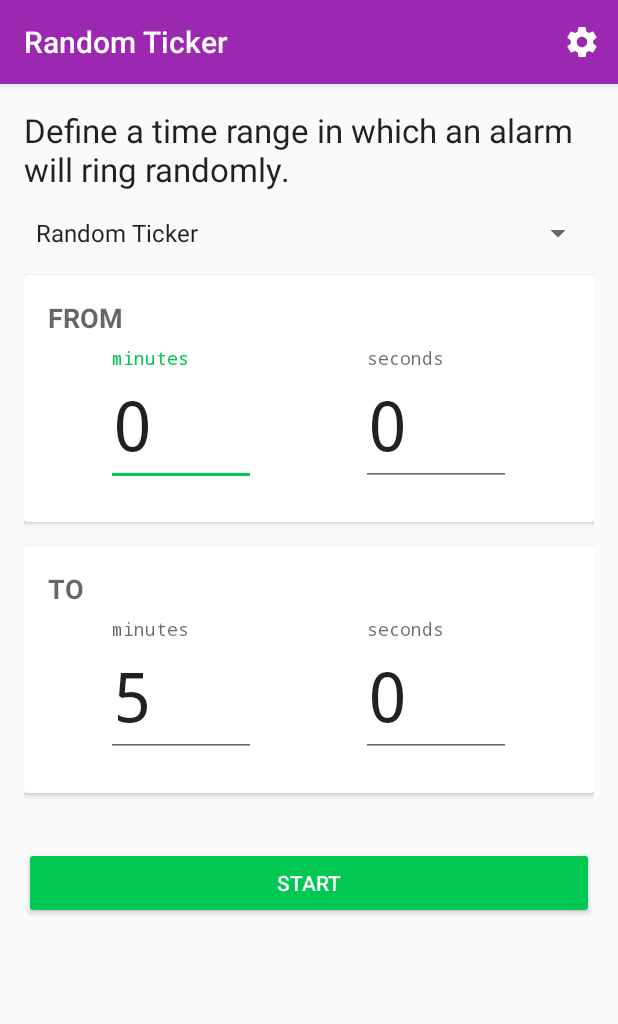
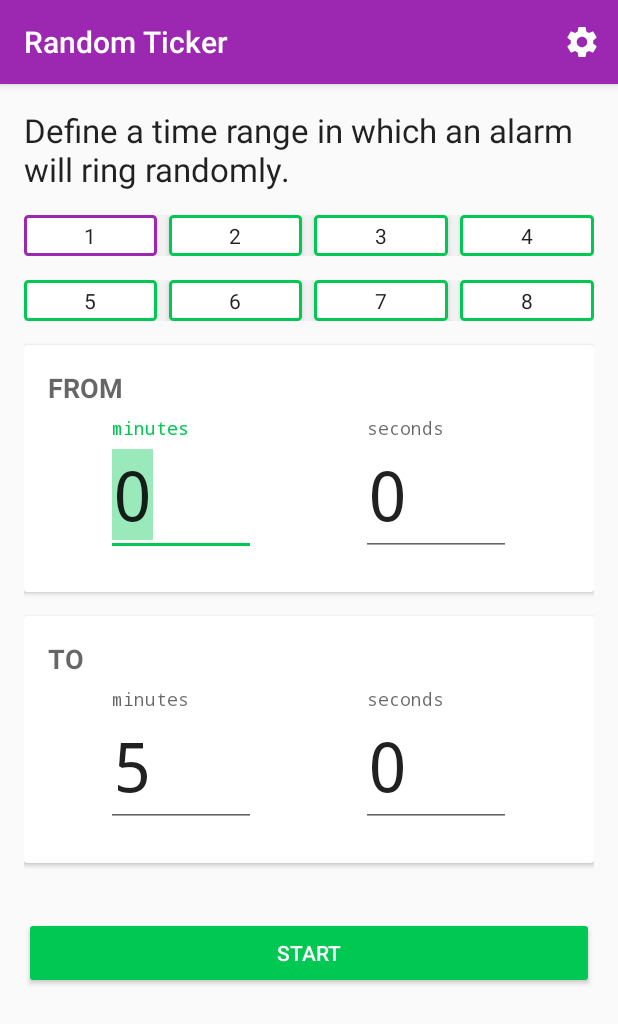
Before and after one commit to carvaq/random-ticker, an Android app: the screen it shows after launch (MainActivity), on a phone screen of 412 x 824 dp. Shown: the top 1024 px of the screen. Run offline under Robolectric (Android 15) with nearby library versions, the phone set to English and light mode, and no system bars; our stand-ins replace Dagger/Hilt's generated code, Room's generated code, RxJava.

Commit message:
Reverted to master. The best of MVP and the current state

```diff
--- a/app/src/main/java/com/cvv/fanstaticapps/randomticker/TickerApplication.kt
+++ b/app/src/main/java/com/cvv/fanstaticapps/randomticker/TickerApplication.kt
@@ -16,6 +16,7 @@
 }
 
 class TickerApplication : DaggerApplication() {
+
     override fun applicationInjector(): AndroidInjector<out DaggerApplication> {
         return androidInjector
     }
--- a/app/src/main/java/com/cvv/fanstaticapps/randomticker/activities/BaseActivity.kt
+++ b/app/src/main/java/com/cvv/fanstaticapps/randomticker/activities/BaseActivity.kt
@@ -5,6 +5,8 @@ import android.widget.Toast
 import androidx.annotation.StringRes
 import androidx.appcompat.app.AppCompatActivity
 import dagger.android.AndroidInjection
+import io.reactivex.disposables.CompositeDisposable
+import io.reactivex.disposables.Disposable
 
 /**
  * Created by carvaq
@@ -13,6 +15,8 @@ import dagger.android.AndroidInjection
  */
 
 abstract class BaseActivity : AppCompatActivity() {
+
+    private var compositeDisposable: CompositeDisposable? = null
 
     override fun onCreate(savedInstanceState: Bundle?) {
         AndroidInjection.inject(this)
@@ -23,4 +27,22 @@ abstract class BaseActivity : AppCompatActivity() {
         Toast.makeText(this, resId, Toast.LENGTH_SHORT).show()
     }
 
+    fun addDisposable(disposable: Disposable) {
+        getCompositeDisposable().add(disposable)
+    }
+
+    override fun onDestroy() {
+        getCompositeDisposable().dispose();
+        super.onDestroy()
+    }
+
+    private fun getCompositeDisposable(): CompositeDisposable {
+        if (compositeDisposable == null || compositeDisposable!!.isDisposed()) {
+            compositeDisposable = CompositeDisposable()
+        }
+        return compositeDisposable!!
+    }
+
+    private class DisposableManager
+
 }
--- a/app/src/main/java/com/cvv/fanstaticapps/randomticker/activities/MainActivity.kt
+++ b/app/src/main/java/com/cvv/fanstaticapps/randomticker/activities/MainActivity.kt
@@ -1,17 +1,12 @@
 package com.cvv.fanstaticapps.randomticker.activities
 
-import android.app.AlertDialog
-import android.content.DialogInterface
 import android.content.Intent
 import android.os.Bundle
 import android.view.Menu
 import android.view.MenuItem
 import android.view.View
 import android.view.inputmethod.EditorInfo
-import android.widget.AdapterView
-import android.widget.ArrayAdapter
 import android.widget.EditText
-import android.widget.TextView
 import com.cvv.fanstaticapps.randomticker.PREFS
 import com.cvv.fanstaticapps.randomticker.R
 import com.cvv.fanstaticapps.randomticker.data.TickerDatabase
@@ -21,6 +16,8 @@ import com.cvv.fanstaticapps.randomticker.mvp.MainView
 import com.cvv.fanstaticapps.randomticker.view.MaxValueTextWatcher
 import com.cvv.fanstaticapps.randomticker.view.MinValueVerification
 import kotlinx.android.synthetic.main.app_bar.*
+import kotlinx.android.synthetic.main.content_bookmarks_row1.*
+import kotlinx.android.synthetic.main.content_bookmarks_row2.*
 import kotlinx.android.synthetic.main.content_main.*
 import kotlinx.android.synthetic.main.content_maximum_value.*
 import kotlinx.android.synthetic.main.content_minimum_value.*
@@ -32,6 +29,8 @@ class MainActivity : BaseActivity(), MainView {
     lateinit var timerHelper: TimerHelper
 
     private lateinit var presenter: MainPresenter
+    private lateinit var bookmarkViews: List<View>
+
 
     override fun onCreate(savedInstanceState: Bundle?) {
         super.onCreate(savedInstanceState)
@@ -40,11 +39,12 @@ class MainActivity : BaseActivity(), MainView {
             startAlarmActivity()
         } else {
             setContentView(R.layout.activity_main)
+            bookmarkViews = listOf<View>(bookmark1, bookmark2, bookmark3, bookmark4, bookmark5, bookmark6, bookmark7, bookmark8)
             setSupportActionBar(toolbar)
             val database = TickerDatabase.getInstance(this)!!
 
             presenter = MainPresenter(database, this)
-            presenter.loadDataFromDatabase()
+            addDisposable(presenter.loadDataFromDatabase(PREFS.currentSelectedPosition))
         }
     }
 
@@ -66,24 +66,19 @@ class MainActivity : BaseActivity(), MainView {
         super.onDestroy()
     }
 
-    override fun initializeBookmarks(bookmarkNames: List<String>, selectedBookmark: Int) {
-        val bookmarksWithAddOption = bookmarkNames.plus(getString(R.string.create_bookmark))
-        val aa = ArrayAdapter(this, android.R.layout.simple_spinner_item, bookmarksWithAddOption)
-        bookmarks.adapter = aa
-        bookmarks.setSelection(selectedBookmark)
-        bookmarks.onItemSelectedListener = object : AdapterView.OnItemSelectedListener {
-            override fun onItemSelected(p0: AdapterView<*>?, p1: View?, position: Int, p3: Long) {
-                presenter.selectBookmark(position)
+    override fun initializeBookmarks(initialSelectedBookmark: Int) {
+        bookmark1.isActivated = true
+        val clickListener = View.OnClickListener {
+            var selectedPosition = 0
+            bookmarkViews.forEachIndexed { index, view ->
+                if (view.id == it.id) {
+                    selectedPosition = index
+                }
             }
-
-            override fun onNothingSelected(p0: AdapterView<*>?) {
-            }
+            presenter.selectBookmark(selectedPosition)
         }
-        bookmarks.onItemLongClickListener = AdapterView.OnItemLongClickListener { _, view, position, _ ->
-            if (position < bookmarkNames.size) {
-                showEditDialog(view, position)
-            }
-            true
+        for (bookmark in bookmarkViews) {
+            bookmark.setOnClickListener(clickListener)
         }
     }
 
@@ -97,51 +92,14 @@ class MainActivity : BaseActivity(), MainView {
         start.setOnClickListener { createTimer() }
     }
 
-    override fun applyTickerData(minimumMinutes: Int, minimumSeconds: Int, maximumMinutes: Int, maximumSeconds: Int, forceDefaultValue: Boolean) {
+    override fun applyTickerData(minimumMinutes: Int, minimumSeconds: Int, maximumMinutes: Int, maximumSeconds: Int, forceDefaultValue: Boolean, selectedPosition: Int) {
+        bookmarkViews.forEachIndexed { index, view -> view.isActivated = index == selectedPosition }
         prepareValueSelectionView(minMin, minimumMinutes, 240, forceDefaultValue)
         prepareValueSelectionView(minSec, minimumSeconds, 59, forceDefaultValue)
         prepareValueSelectionView(maxMin, maximumMinutes, 240, forceDefaultValue)
         prepareValueSelectionView(maxSec, maximumSeconds, 59, forceDefaultValue)
     }
 
-    private fun showEditDialog(view: View?, position: Int) {
-        val editTextView = layoutInflater.inflate(R.layout.dialog_edit_text, null)
-        val editText = editTextView.findViewById<EditText>(R.id.edBookmarkName)
-        editText.setText((view as TextView).text)
-        val listener = DialogInterface.OnClickListener { _, which ->
-            val bookmarkName = editText.text.toString()
-            when (which) {
-                DialogInterface.BUTTON_POSITIVE -> presenter.saveBookmark(bookmarkName, position)
-                DialogInterface.BUTTON_NEGATIVE -> presenter.deleteBookmark(position)
-            }
-        }
-        AlertDialog.Builder(this)
-                .setTitle(R.string.edit_bookmark)
-                .setView(editTextView)
-                .setPositiveButton(R.string.save, listener)
-                .setNegativeButton(R.string.delete, listener)
-                .show()
-    }
-
-    override fun showCreateNewBookmarkDialog() {
-        val view = layoutInflater.inflate(R.layout.dialog_edit_text, null)
-        val editText = view.findViewById<EditText>(R.id.edBookmarkName)
-        val listener = DialogInterface.OnClickListener { _, which ->
-            val bookmarkName = editText.text.toString()
-            when (which) {
-                DialogInterface.BUTTON_POSITIVE -> presenter.createBookmark(bookmarkName)
-                DialogInterface.BUTTON_NEGATIVE -> {
-                    bookmarks.setSelection(0)
-                }
-            }
-        }
-        AlertDialog.Builder(this)
-                .setTitle(R.string.create_bookmark)
-                .setView(view)
-                .setPositiveButton(android.R.string.ok, listener)
-                .setNegativeButton(android.R.string.cancel, listener)
-                .show()
-    }
 
     private fun prepareValueSelectionView(view: EditText, startValue: Int, maxValue: Int, forceDefaultValue: Boolean) {
         if (view.text.isNullOrBlank() || forceDefaultValue) {
--- a/app/src/main/java/com/cvv/fanstaticapps/randomticker/data/TickerData.kt
+++ b/app/src/main/java/com/cvv/fanstaticapps/randomticker/data/TickerData.kt
@@ -10,11 +10,10 @@ import androidx.room.PrimaryKey
 
 @Entity(tableName = "tickerData")
 data class TickerData(@PrimaryKey(autoGenerate = true) var id: Long?,
-                      @ColumnInfo(name = "bookmarkName") var bookmarkName: String,
                       @ColumnInfo(name = "bookmarkPosition") var bookmarkPosition: Int,
                       @ColumnInfo(name = "minimumMinutes") var minimumMinutes: Int,
                       @ColumnInfo(name = "minimumSeconds") var minimumSeconds: Int,
                       @ColumnInfo(name = "maximumMinutes") var maximumMinutes: Int,
                       @ColumnInfo(name = "maximumSeconds") var maximumSeconds: Int) {
-    constructor(name: String) : this(null, name, 0, 0, 0, 5, 0)
+    constructor(position: Int) : this(null, position, 0, 0, 5, 0)
 }
--- a/app/src/main/java/com/cvv/fanstaticapps/randomticker/data/TickerDatabase.kt
+++ b/app/src/main/java/com/cvv/fanstaticapps/randomticker/data/TickerDatabase.kt
@@ -4,8 +4,6 @@ import android.content.Context
 import androidx.room.Database
 import androidx.room.Room
 import androidx.room.RoomDatabase
-import androidx.room.migration.Migration
-import androidx.sqlite.db.SupportSQLiteDatabase
 
 
 @Database(entities = [(TickerData::class)], version = 1)
@@ -16,18 +14,12 @@ abstract class TickerDatabase : RoomDatabase() {
     companion object {
         private var INSTANCE: TickerDatabase? = null
 
-        private val migration1_2: Migration = object : Migration(1, 2) {
-            override fun migrate(database: SupportSQLiteDatabase) {
-                database.execSQL("ALTER TABLE tickerData ADD COLUMN name TEXT NOT NULL ")
-            }
-        }
 
         fun getInstance(context: Context): TickerDatabase? {
             if (INSTANCE == null) {
                 synchronized(TickerDatabase::class) {
                     INSTANCE = Room.databaseBuilder(context.applicationContext,
-                            TickerDatabase::class.java, "random_ticker.db")
-                            .addMigrations(migration1_2)
+                            TickerDatabase::class.java, "ticker.db")
                             .build()
                 }
             }
--- a/app/src/main/java/com/cvv/fanstaticapps/randomticker/data/UserPreferences.kt
+++ b/app/src/main/java/com/cvv/fanstaticapps/randomticker/data/UserPreferences.kt
@@ -12,6 +12,7 @@ class UserPreferences(context: Context) {
     private val generatedIntervalPref: String = "generatedInterval"
     private val generatedIntervalEndTimePref: String = "generatedIntervalEndTime"
     private val tickerRunningPref: String = "tickerRunning"
+    private val currentSelectedPositionPref: String = "currentSelectedPosition"
     /**
      * These preferences are changed by the user in the @see SettingsActivity.
      * The preference keys (@see constants.xml) are also present in the xml, therefor the same should be used.
@@ -34,4 +35,7 @@ class UserPreferences(context: Context) {
     var alarmRingtone: String
         get() = prefs.getString(ringtonePref, RingtoneManager.getDefaultUri(RingtoneManager.TYPE_ALARM).toString())
         set(value) = prefs.edit().putString(ringtonePref, value).apply()
+    var currentSelectedPosition: Int
+        get() = prefs.getInt(currentSelectedPositionPref, 0)
+        set(value) = prefs.edit().putInt(currentSelectedPositionPref, value).apply()
 }
--- a/app/src/main/java/com/cvv/fanstaticapps/randomticker/mvp/MainPresenter.kt
+++ b/app/src/main/java/com/cvv/fanstaticapps/randomticker/mvp/MainPresenter.kt
@@ -6,18 +6,19 @@ import com.cvv.fanstaticapps.randomticker.data.TickerData
 import com.cvv.fanstaticapps.randomticker.data.TickerDatabase
 import io.reactivex.Single
 import io.reactivex.android.schedulers.AndroidSchedulers
+import io.reactivex.disposables.Disposable
 import io.reactivex.schedulers.Schedulers
 import java.util.*
 
 class MainPresenter(private val database: TickerDatabase, private val view: MainView) {
+
     private lateinit var currentTicker: TickerData
     private lateinit var bookmarks: List<TickerData>
-    private lateinit var bookmarkNames: List<String>
 
     private val randomGenerator = Random(System.currentTimeMillis())
 
-    fun loadDataFromDatabase(currentIndex: Int = 0) {
-        database.tickerDataDao().getAll()
+    fun loadDataFromDatabase(currentIndex: Int): Disposable {
+        return database.tickerDataDao().getAll()
                 .subscribeOn(Schedulers.computation())
                 .observeOn(AndroidSchedulers.mainThread())
                 .subscribe({ it ->
@@ -32,35 +33,13 @@ class MainPresenter(private val database: TickerDatabase, private val view: Main
 
     private fun applyBookmarks(currentIndex: Int) {
         currentTicker = getTickerData(currentIndex)
-        bookmarkNames = fetchBookmarkNames()
         prepareInitialView(currentIndex)
     }
 
     fun selectBookmark(index: Int) {
-        when {
-            index < bookmarks.size -> {
-                currentTicker = getTickerData(index)
-                currentTicker.run {
-                    view.applyTickerData(minimumMinutes, minimumSeconds, maximumMinutes, maximumSeconds, true)
-                }
-            }
-            else -> {
-                view.showCreateNewBookmarkDialog()
-            }
-        }
-    }
-
-    fun deleteBookmark(position: Int): Boolean {
-        return when {
-            position < bookmarks.size -> {
-                val tickerToBeDeleted = getTickerData(position)
-                Single.fromCallable { database.tickerDataDao().delete(tickerToBeDeleted.id) }
-                        .subscribeOn(Schedulers.computation())
-                        .subscribe { _ -> Log.d("DB", "Bookmark deletion finished successfully") }
-
-                true
-            }
-            else -> false
+        currentTicker = getTickerData(index)
+        currentTicker.run {
+            view.applyTickerData(minimumMinutes, minimumSeconds, maximumMinutes, maximumSeconds, true, index)
         }
     }
 
@@ -77,36 +56,20 @@ class MainPresenter(private val database: TickerDatabase, private val view: Main
         }
     }
 
-    fun createBookmark(bookmarkName: String) {
-        val newTickerBookmark = TickerData(bookmarkName)
-        Single.fromCallable { database.tickerDataDao().insert(newTickerBookmark) }
-                .subscribeOn(Schedulers.computation())
-                .subscribe { _ ->
-                    Log.d("DB", "Inserted interval changes")
-                    loadDataFromDatabase(bookmarks.size)
-                }
-    }
-
-
     private fun prepareInitialView(selectedBookmark: Int) {
         view.initializeListeners()
-        view.initializeBookmarks(bookmarkNames, selectedBookmark)
+        view.initializeBookmarks(selectedBookmark)
         currentTicker.run {
-            view.applyTickerData(minimumMinutes, minimumSeconds, maximumMinutes, maximumSeconds, false)
+            view.applyTickerData(minimumMinutes, minimumSeconds, maximumMinutes, maximumSeconds, false, selectedBookmark)
         }
     }
 
-    private fun fetchBookmarkNames(): List<String> {
-        val bookmarkNames = mutableListOf<String>()
-        bookmarks.mapTo(bookmarkNames) { it.bookmarkName }
-        return bookmarkNames
-    }
-
     private fun getTickerData(currentSelectedIndex: Int): TickerData {
-        return if (currentSelectedIndex < bookmarks.size) {
-            bookmarks[currentSelectedIndex]
+        val data = bookmarks.firstOrNull() { it.bookmarkPosition == currentSelectedIndex }
+        return if (data != null) {
+            data
         } else {
-            val dummy = TickerData("Random Ticker")
+            val dummy = TickerData(currentSelectedIndex)
             bookmarks = bookmarks.plus(dummy)
             dummy
         }
@@ -122,10 +85,11 @@ class MainPresenter(private val database: TickerDatabase, private val view: Main
         currentTicker.minimumMinutes = minMin
         currentTicker.maximumSeconds = maxSec
         currentTicker.minimumSeconds = minSec
-        insertCurrentTickerData()
         PREFS.currentlyTickerRunning = true
         PREFS.interval = interval
         PREFS.intervalFinished = intervalFinished
+        PREFS.currentSelectedPosition = currentTicker.bookmarkPosition
+        insertCurrentTickerData()
     }
 
     private fun insertCurrentTickerData() {
@@ -134,13 +98,5 @@ class MainPresenter(private val database: TickerDatabase, private val view: Main
                 .subscribe { _ -> Log.d("DB", "Inserted interval changes") }
     }
 
-    fun saveBookmark(newName: String, position: Int) {
-        if (newName.isBlank()) {
-            deleteBookmark(position)
-        } else {
-            val editedBookmark = getTickerData(position)
-            editedBookmark.bookmarkName = newName
-        }
-    }
 
 }
--- a/app/src/main/java/com/cvv/fanstaticapps/randomticker/mvp/MainView.kt
+++ b/app/src/main/java/com/cvv/fanstaticapps/randomticker/mvp/MainView.kt
@@ -2,9 +2,8 @@ package com.cvv.fanstaticapps.randomticker.mvp
 
 interface MainView {
     fun initializeListeners()
-    fun initializeBookmarks(bookmarkNames: List<String>, selectedBookmark: Int)
-    fun applyTickerData(minimumMinutes: Int, minimumSeconds: Int, maximumMinutes: Int, maximumSeconds: Int, forceDefaultValue: Boolean)
+    fun initializeBookmarks(initialSelectedBookmark: Int)
+    fun applyTickerData(minimumMinutes: Int, minimumSeconds: Int, maximumMinutes: Int, maximumSeconds: Int, forceDefaultValue: Boolean, selectedPosition: Int)
     fun showMinimumMustBeBiggerThanMaximum()
     fun createAlarm()
-    fun showCreateNewBookmarkDialog()
 }
--- /dev/null
+++ b/app/src/main/res/drawable/bookmark_background.xml
@@ -0,0 +1,28 @@
+<?xml version="1.0" encoding="utf-8"?>
+<ripple
+		xmlns:android="http://schemas.android.com/apk/res/android"
+		android:color="@color/colorAccent">
+	<item>
+		<selector xmlns:android="http://schemas.android.com/apk/res/android">
+			<item android:state_activated="true">
+				<shape android:shape="rectangle">
+					<stroke
+							android:width="2dp"
+							android:color="@color/colorPrimary"/>
+					<corners android:radius="2dp"/>
+					<solid android:color="@android:color/white"/>
+				</shape>
+			</item>
+			<item>
+				<shape android:shape="rectangle">
+					<solid android:color="@android:color/white"/>
+					<stroke
+							android:width="2dp"
+							android:color="@color/colorAccent"/>
+					<corners android:radius="2dp"/>
+				</shape>
+			</item>
+
+		</selector>
+	</item>
+</ripple>
--- a/app/src/main/res/layout-land/content_main.xml
+++ b/app/src/main/res/layout-land/content_main.xml
@@ -8,9 +8,23 @@
 			style="@style/AppTheme.Description"
 			android:text="@string/random_timer_introduction"/>
 
-	<Spinner
-			android:id="@+id/bookmarks"
-			style="@style/AppTheme.BookmarksContainer"/>
+	<LinearLayout
+			android:orientation="horizontal"
+			style="@style/AppTheme.BookmarksContainer"
+			android:baselineAligned="false">
+
+		<include
+				android:layout_height="wrap_content"
+				android:layout_width="0dp"
+				android:layout_weight="1"
+				layout="@layout/content_bookmarks_row1"/>
+
+		<include
+				android:layout_height="wrap_content"
+				android:layout_width="0dp"
+				android:layout_weight="1"
+				layout="@layout/content_bookmarks_row2"/>
+	</LinearLayout>
 
 	<LinearLayout
 			android:layout_width="match_parent"
--- /dev/null
+++ b/app/src/main/res/layout/content_bookmarks_row1.xml
@@ -0,0 +1,29 @@
+<?xml version="1.0" encoding="utf-8"?>
+<LinearLayout
+		xmlns:android="http://schemas.android.com/apk/res/android"
+		android:layout_width="match_parent"
+		android:orientation="horizontal"
+		android:layout_height="wrap_content">
+
+	<TextView
+			android:text="@string/bookmark_1"
+			android:id="@+id/bookmark1"
+			android:layout_marginStart="0dp"
+			style="@style/AppTheme.Bookmark"/>
+
+	<TextView
+			android:text="@string/bookmark_2"
+			android:id="@+id/bookmark2"
+			style="@style/AppTheme.Bookmark"/>
+
+	<TextView
+			android:text="@string/bookmark_3"
+			style="@style/AppTheme.Bookmark"
+			android:id="@+id/bookmark3"/>
+
+	<TextView
+			android:text="@string/bookmark_4"
+			android:id="@+id/bookmark4"
+			style="@style/AppTheme.Bookmark"/>
+
+</LinearLayout>
--- /dev/null
+++ b/app/src/main/res/layout/content_bookmarks_row2.xml
@@ -0,0 +1,29 @@
+<?xml version="1.0" encoding="utf-8"?>
+<LinearLayout
+		xmlns:android="http://schemas.android.com/apk/res/android"
+		android:layout_width="match_parent"
+		android:orientation="horizontal"
+		android:layout_height="wrap_content">
+
+	<TextView
+			android:text="@string/bookmark_5"
+			android:layout_marginStart="0dp"
+			android:id="@+id/bookmark5"
+			style="@style/AppTheme.Bookmark"/>
+
+	<TextView
+			android:text="@string/bookmark_6"
+			android:id="@+id/bookmark6"
+			style="@style/AppTheme.Bookmark"/>
+
+	<TextView
+			android:text="@string/bookmark_7"
+			android:id="@+id/bookmark7"
+			style="@style/AppTheme.Bookmark"/>
+
+	<TextView
+			android:text="@string/bookmark_8"
+			android:id="@+id/bookmark8"
+			style="@style/AppTheme.Bookmark"/>
+
+</LinearLayout>
--- a/app/src/main/res/layout/content_main.xml
+++ b/app/src/main/res/layout/content_main.xml
@@ -8,9 +8,18 @@
 			style="@style/AppTheme.Description"
 			android:text="@string/random_timer_introduction"/>
 
-	<Spinner
-			android:id="@+id/bookmarks"
-			style="@style/AppTheme.BookmarksContainer"/>
+	<LinearLayout
+			android:orientation="vertical"
+			style="@style/AppTheme.BookmarksContainer">
+
+		<include layout="@layout/content_bookmarks_row1"/>
+
+		<include
+				layout="@layout/content_bookmarks_row2"
+				android:layout_height="wrap_content"
+				android:layout_width="match_parent"
+				android:layout_marginTop="16dp"/>
+	</LinearLayout>
 
 	<include layout="@layout/content_minimum_value"/>
 
--- a/app/src/main/res/values/constants.xml
+++ b/app/src/main/res/values/constants.xml
@@ -4,8 +4,12 @@
 	<string name="pref_ringtone" translatable="false">pref_ringtone</string>
 	<string name="pref_license" translatable="false">pref_license</string>
 	<string name="pref_show_notification" translatable="false">pref_show_notification</string>
-	<string name="bookmark_1" translatable="false">Random 1</string>
-	<string name="bookmark_2" translatable="false">Random 2</string>
-	<string name="bookmark_3" translatable="false">Random 3</string>
-	<string name="bookmark_4" translatable="false">Random 4</string>
+	<string name="bookmark_1" translatable="false">1</string>
+	<string name="bookmark_2" translatable="false">2</string>
+	<string name="bookmark_3" translatable="false">3</string>
+	<string name="bookmark_4" translatable="false">4</string>
+	<string name="bookmark_5" translatable="false">5</string>
+	<string name="bookmark_6" translatable="false">6</string>
+	<string name="bookmark_7" translatable="false">7</string>
+	<string name="bookmark_8" translatable="false">8</string>
 </resources>
--- a/app/src/main/res/values/strings.xml
+++ b/app/src/main/res/values/strings.xml
@@ -16,9 +16,5 @@
 	<string name="show_elapsed_time">Show elapsed time</string>
 	<string name="show_notification_summary">Show a notification of the time remaining and already elapsed.</string>
 	<string name="show_notification">Enable timer notification</string>
-	<string name="create_bookmark">Add new bookmark</string>
-	<string name="edit_bookmark">Edit bookmark</string>
-	<string name="save">Save</string>
-	<string name="delete">Delete</string>
 
 </resources>
--- a/app/src/main/res/values/styles.xml
+++ b/app/src/main/res/values/styles.xml
@@ -78,16 +78,18 @@
 
 	<style name="AppTheme.Bookmark">
 		<item name="android:layout_width">0dp</item>
+		<item name="android:layout_weight">1</item>
+		<item name="android:elevation">5dp</item>
+		<item name="android:background">@drawable/bookmark_background</item>
 		<item name="android:layout_height">wrap_content</item>
-		<item name="android:layout_weight">1</item>
 		<item name="android:layout_marginStart">8dp</item>
-		<item name="android:inputType">textCapWords</item>
+		<item name="android:padding">4dp</item>
+		<item name="android:gravity">center</item>
 	</style>
 
 	<style name="AppTheme.BookmarksContainer">
 		<item name="android:layout_width">match_parent</item>
 		<item name="android:layout_height">wrap_content</item>
-		<item name="android:spinnerMode">dialog</item>
 		<item name="android:layout_marginBottom">@dimen/titleMargin</item>
 	</style>
 
--- a/buildSrc/src/main/java/Dependencies.kt
+++ b/buildSrc/src/main/java/Dependencies.kt
@@ -24,12 +24,11 @@ object Gms {
 
 object AndroidLibs {
     val supportLibVersion = "1.0.0-beta01"
-    val roomVersion = "2.0.0-beta01"
-
     val material = "com.google.android.material:material:$supportLibVersion"
     val cardview = "androidx.cardview:cardview:$supportLibVersion"
     val appcompat = "androidx.appcompat:appcompat:$supportLibVersion"
 
+    val roomVersion = "2.0.0-beta01"
     val room_runtime = "androidx.room:room-runtime:$roomVersion"
     val room_rxjava2 = "androidx.room:room-rxjava2:$roomVersion"
     val room_compiler = "androidx.room:room-compiler:$roomVersion"
```
Also changed, not shown: app/src/main/res/layout/dialog_edit_text.xml (deleted, +0 -17 lines), build.gradle (+1 -7 lines), 5 other files.
